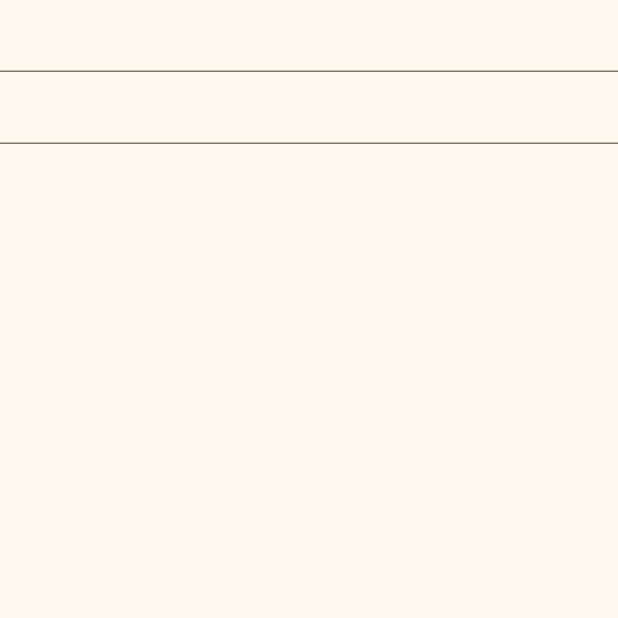
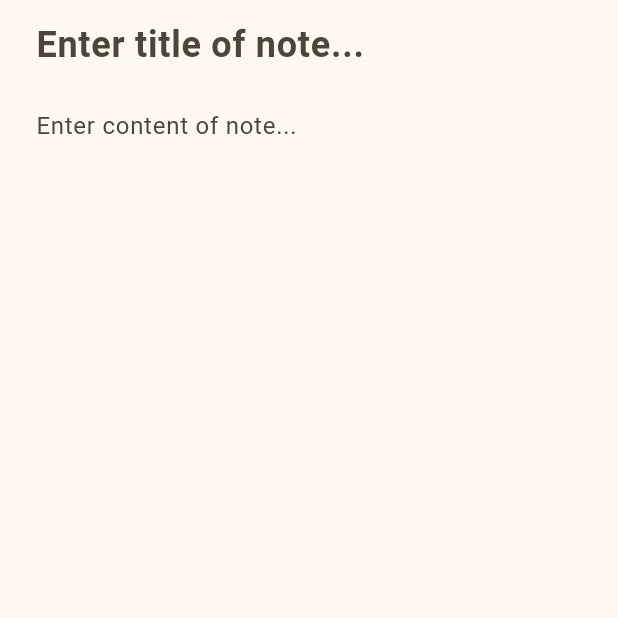
Before and after one commit to crazyysasha/notes, a Flutter app: the NoteForm screen opened directly, on a phone screen of 412 x 824 dp, the top half of it. Run offline on Flutter 3.47's test engine with Material 3 defaults, Android fonts, the phone set to English and light mode, and no system bars; our stand-ins replace bloc, flutter_bloc, freezed_annotation, go_router, hive, hive_flutter and 1 more; missing offline and left inert: talker_bloc_logger; accounts and stored records are empty; statements that could not run were skipped.

Commit message:
theme added

```diff
--- a/lib/core/config/router.dart
+++ b/lib/core/config/router.dart
@@ -14,7 +14,7 @@ class NotesRouter {
           StatefulShellBranch(
             routes: [
               GoRoute(
-                name: 'notes',
+                name: 'Notes',
                 path: '/',
                 builder: (context, state) => const HomeScreen(),
                 routes: [],
@@ -24,7 +24,7 @@ class NotesRouter {
           StatefulShellBranch(
             routes: [
               GoRoute(
-                name: 'deleted notes',
+                name: 'Deleted notes',
                 path: '/deleted',
                 builder: (context, state) => const DeletedNotesScreen(),
               ),
--- a/lib/features/notes/data/models/note_model.dart
+++ b/lib/features/notes/data/models/note_model.dart
@@ -17,6 +17,7 @@ class NoteModel extends HiveObject with _$NoteModel {
     @HiveField(1) required String content,
     @HiveField(2) CategoryModel? category,
     @HiveField(4) @Default([]) List<TagModel> tags,
+    @HiveField(5) int? color,
   }) = _NoteModel;
 
   Note toEntity() {
@@ -24,6 +25,7 @@ class NoteModel extends HiveObject with _$NoteModel {
       id: key,
       title: title,
       content: content,
+      color: color,
       category: category?.toEntity(),
       tags: tags
           .map(
--- a/lib/features/notes/domain/entities/note.dart
+++ b/lib/features/notes/domain/entities/note.dart
@@ -13,5 +13,6 @@ class Note with _$Note {
     required String content,
     Category? category,
     @Default([]) List<Tag> tags,
+    int? color,
   }) = _Note;
 }
--- a/lib/features/notes/domain/repositories/note_repository_impl.dart
+++ b/lib/features/notes/domain/repositories/note_repository_impl.dart
@@ -45,6 +45,7 @@ class NoteRepositoryImpl implements NoteRepository {
       NoteModel(
         title: entity.title,
         content: entity.content,
+        color: entity.color,
       ),
     );
   }
@@ -61,6 +62,7 @@ class NoteRepositoryImpl implements NoteRepository {
       model: NoteModel(
         title: entity.title,
         content: entity.content,
+        color: entity.color,
       ),
     );
   }
--- /dev/null
+++ b/lib/features/notes/presentation/theme/theme.dart
@@ -0,0 +1,29 @@
+import 'package:flutter/material.dart';
+
+class NoteStyle {
+  static List<Color> cardsColor = [
+    Colors.white,
+    Colors.red.shade100,
+    Colors.pink.shade100,
+    Colors.orange.shade100,
+    Colors.yellow.shade100,
+    Colors.green.shade100,
+    Colors.blue.shade100,
+    Colors.blueGrey.shade100,
+  ];
+
+  static TextStyle titleStyle = const TextStyle(
+    fontSize: 24,
+    fontWeight: FontWeight.bold,
+  );
+
+  static TextStyle cardTitleStyle = const TextStyle(
+    fontSize: 18,
+    fontWeight: FontWeight.bold,
+  );
+
+  static TextStyle screenTitleStyle = const TextStyle(
+    fontSize: 36,
+    fontWeight: FontWeight.bold,
+  );
+}
--- a/lib/features/notes/presentation/widgets/note_form.dart
+++ b/lib/features/notes/presentation/widgets/note_form.dart
@@ -1,4 +1,5 @@
 import 'package:flutter/material.dart';
+import 'package:notes/features/notes/presentation/theme/theme.dart';
 
 class NoteForm extends StatefulWidget {
   final void Function(String title, String content)? onPayloadChanged;
@@ -34,22 +35,53 @@ class _NoteFormState extends State<NoteForm> {
 
   @override
   Widget build(BuildContext context) {
-    return Form(
+    return Scaffold(
+      body: Form(
         onChanged: () => widget.onPayloadChanged?.call(
           _titleController.text,
           _contentController.text,
         ),
+        child: SafeArea(
+          maintainBottomViewPadding: true,
           child: Column(
             children: [
               TextFormField(
+                maxLines: 1,
+                style: NoteStyle.titleStyle,
+                decoration: InputDecoration(
+                  hintText: 'Enter title of note...',
+                  hintStyle: NoteStyle.titleStyle,
+                  border: InputBorder.none,
+                  contentPadding: const EdgeInsets.symmetric(
+                    horizontal: 24,
+                    vertical: 12,
+                  ),
+                ),
                 controller: _titleController,
                 enabled: widget.enabled,
+                // maxLines: 2,
               ),
-          TextFormField(
+              Flexible(
+                child: SingleChildScrollView(
+                  physics: const ClampingScrollPhysics(),
+                  child: IntrinsicHeight(
+                    child: TextFormField(
+                      decoration: const InputDecoration(
+                        hintText: 'Enter content of note...',
+                        hintStyle: TextStyle(),
+                        border: InputBorder.none,
+                        contentPadding: EdgeInsets.symmetric(horizontal: 24),
+                      ),
                       controller: _contentController,
                       enabled: widget.enabled,
+                      maxLines: null,
+                    ),
+                  ),
+                ),
               ),
             ],
+          ),
+        ),
       ),
     );
   }
```
Also changed, not shown: lib/core/widgets/shell_scaffold.dart (+4 -4 lines), lib/features/notes/presentation/blocs/note_store/note_store_bloc.dart (+11 -1 lines), lib/features/notes/presentation/screens/deleted_notes_screen.dart (+7 -2 lines), lib/features/notes/presentation/screens/home_screen.dart (+17 -7 lines), lib/features/notes/presentation/screens/note_edit_screen.dart (+10 -10 lines), lib/features/notes/presentation/screens/note_store_screen.dart (+5 -3 lines), lib/features/notes/data/models/note_model.freezed.dart, lib/features/notes/data/models/note_model.g.dart, lib/features/notes/domain/entities/note.freezed.dart. Lines whose indentation alone changed are shown as unchanged.
